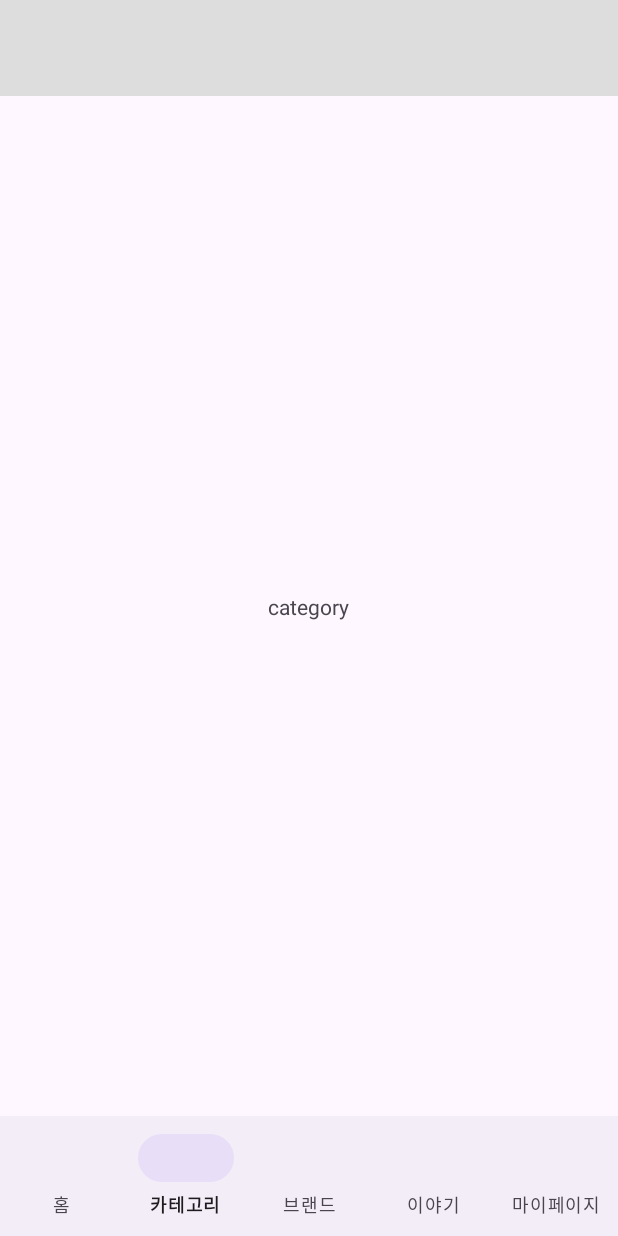
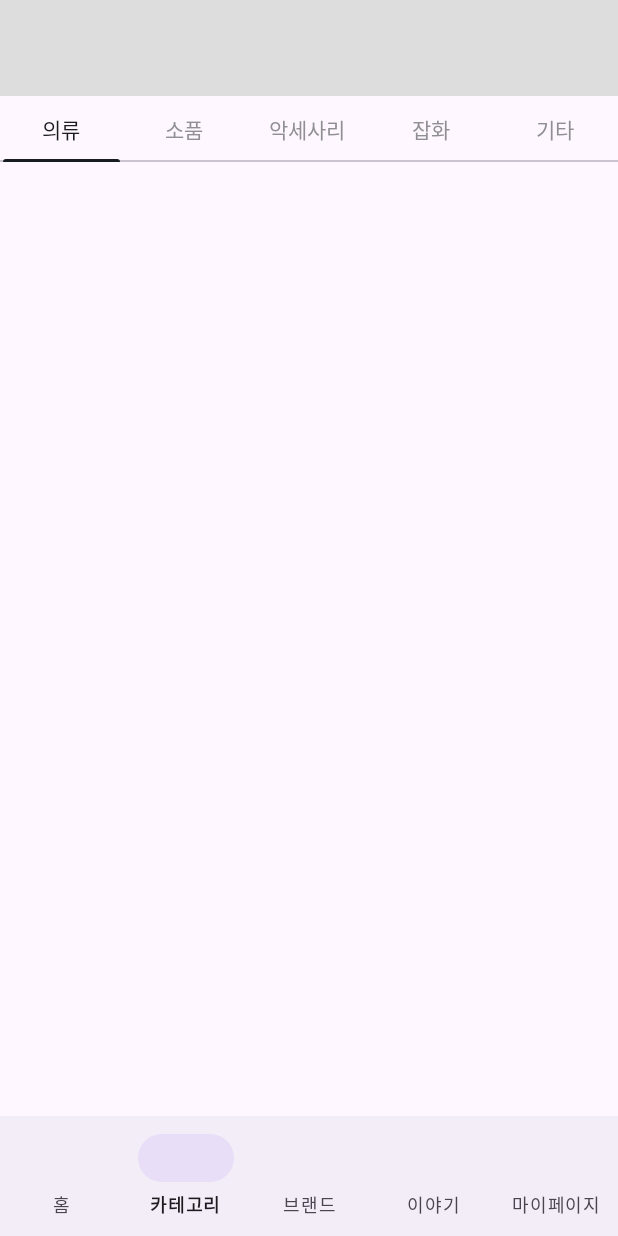
Before and after one commit to UMC-neoul/NEOUL_FRONT, an Android app: the screen it shows after launch (MainActivity), item 2 of the bottom bar chosen, on a phone screen of 412 x 824 dp. Run offline under Robolectric (Android 15) with nearby library versions, the phone set to English and light mode, and no system bars.

Commit message:
Feat: 카테고리 탭 추가

```diff
--- a/Neoul/app/src/main/java/com/example/neoul/presentation/main/category/CategoryFragment.kt
+++ b/Neoul/app/src/main/java/com/example/neoul/presentation/main/category/CategoryFragment.kt
@@ -1,8 +1,13 @@
 package com.example.neoul.presentation.main.category
 
+import android.os.Bundle
+import android.view.LayoutInflater
+import android.view.View
+import android.view.ViewGroup
 import com.example.neoul.databinding.FragmentCategoryBinding
 import com.example.neoul.presentation.BaseFragment
 import com.example.neoul.presentation.main.brand.BrandFragment
+import com.google.android.material.tabs.TabLayoutMediator
 import org.koin.android.viewmodel.ext.android.viewModel
 
 class CategoryFragment : BaseFragment<CategoryViewModel, FragmentCategoryBinding>() {
@@ -18,4 +23,31 @@ class CategoryFragment : BaseFragment<CategoryViewModel, FragmentCategoryBinding
 
         const val TAG = "CategoryFragment"
     }
+
+    private lateinit var viewBinding: FragmentCategoryBinding
+
+    override fun onCreateView(
+        inflater: LayoutInflater,
+        container: ViewGroup?,
+        savedInstanceState: Bundle?
+    ): View? {
+        viewBinding = FragmentCategoryBinding.inflate(layoutInflater)
+
+        val tabAdapter = TabAdapter(this)
+        viewBinding.viewPager.adapter = tabAdapter
+
+        val tabTitleArray = arrayOf(
+            "의류",
+            "소품",
+            "악세사리",
+            "잡화",
+            "기타"
+        )
+
+        TabLayoutMediator(viewBinding.layoutTab, viewBinding.viewPager) { tab, position ->
+            tab.text = tabTitleArray[position]
+        }.attach()
+
+        return viewBinding.root
+    }
 }
--- /dev/null
+++ b/Neoul/app/src/main/java/com/example/neoul/presentation/main/category/TabAccFragment.kt
@@ -0,0 +1,6 @@
+package com.example.neoul.presentation.main.category
+
+import androidx.fragment.app.Fragment
+
+class TabAccFragment:Fragment() {
+}
--- /dev/null
+++ b/Neoul/app/src/main/java/com/example/neoul/presentation/main/category/TabAdapter.kt
@@ -0,0 +1,20 @@
+package com.example.neoul.presentation.main.category
+
+import androidx.fragment.app.Fragment
+import androidx.viewpager2.adapter.FragmentStateAdapter
+
+class TabAdapter(fragmentActivity: CategoryFragment) : FragmentStateAdapter(fragmentActivity) {
+
+    override fun getItemCount(): Int = 5
+
+    override fun createFragment(position: Int): Fragment {
+        return when (position) {
+            0 -> TabClothesFragment()
+            1 -> TabPropFragment()
+            2 -> TabAccFragment()
+            3 -> TabStuffFragment()
+            4 -> TabEtcFragment()
+            else -> TabClothesFragment()
+        }
+    }
+}
--- /dev/null
+++ b/Neoul/app/src/main/java/com/example/neoul/presentation/main/category/TabClothesFragment.kt
@@ -0,0 +1,7 @@
+package com.example.neoul.presentation.main.category
+
+import androidx.fragment.app.Fragment
+
+class TabClothesFragment:Fragment(){
+
+}
--- /dev/null
+++ b/Neoul/app/src/main/java/com/example/neoul/presentation/main/category/TabEtcFragment.kt
@@ -0,0 +1,6 @@
+package com.example.neoul.presentation.main.category
+
+import androidx.fragment.app.Fragment
+
+class TabEtcFragment:Fragment() {
+}
--- /dev/null
+++ b/Neoul/app/src/main/java/com/example/neoul/presentation/main/category/TabPropFragment.kt
@@ -0,0 +1,5 @@
+package com.example.neoul.presentation.main.category
+
+import androidx.fragment.app.Fragment
+
+class TabPropFragment:Fragment()
--- /dev/null
+++ b/Neoul/app/src/main/java/com/example/neoul/presentation/main/category/TabStuffFragment.kt
@@ -0,0 +1,6 @@
+package com.example.neoul.presentation.main.category
+
+import androidx.fragment.app.Fragment
+
+class TabStuffFragment:Fragment() {
+}
--- a/Neoul/app/src/main/res/layout/fragment_category.xml
+++ b/Neoul/app/src/main/res/layout/fragment_category.xml
@@ -1,16 +1,31 @@
 <?xml version="1.0" encoding="utf-8"?>
 <androidx.constraintlayout.widget.ConstraintLayout xmlns:android="http://schemas.android.com/apk/res/android"
+    xmlns:app="http://schemas.android.com/apk/res-auto"
     android:layout_width="match_parent"
-    android:layout_height="match_parent"
-    xmlns:app="http://schemas.android.com/apk/res-auto">
+    android:layout_height="match_parent">
 
-    <TextView
-        app:layout_constraintTop_toTopOf="parent"
+    <com.google.android.material.tabs.TabLayout
+        android:id="@+id/layout_tab"
+        android:layout_width="match_parent"
+        android:layout_height="44dp"
         app:layout_constraintEnd_toEndOf="parent"
         app:layout_constraintStart_toStartOf="parent"
+        app:layout_constraintTop_toTopOf="parent"
+        app:tabIndicatorColor="@color/coolGray10"
+        app:tabIndicatorFullWidth="true"
+        app:tabIndicatorHeight="2dp"
+        app:tabSelectedTextColor="@color/warmGray10"
+        app:tabTextColor="@color/warmGray60"
+
+        />
+
+    <androidx.viewpager2.widget.ViewPager2
+        android:id="@+id/viewPager"
+        android:layout_width="match_parent"
+        android:layout_height="wrap_content"
         app:layout_constraintBottom_toBottomOf="parent"
-        android:text="category"
-        android:layout_width="wrap_content"
-        android:layout_height="wrap_content"/>
+        app:layout_constraintEnd_toEndOf="parent"
+        app:layout_constraintStart_toStartOf="parent"
+        app:layout_constraintTop_toBottomOf="@id/layout_tab" />
 
 </androidx.constraintlayout.widget.ConstraintLayout>
--- /dev/null
+++ b/Neoul/app/src/main/res/layout/fragment_tab_acc.xml
@@ -0,0 +1,6 @@
+<?xml version="1.0" encoding="utf-8"?>
+<androidx.constraintlayout.widget.ConstraintLayout xmlns:android="http://schemas.android.com/apk/res/android"
+    android:layout_width="match_parent"
+    android:layout_height="match_parent">
+
+</androidx.constraintlayout.widget.ConstraintLayout>
--- /dev/null
+++ b/Neoul/app/src/main/res/layout/fragment_tab_clothes.xml
@@ -0,0 +1,6 @@
+<?xml version="1.0" encoding="utf-8"?>
+<androidx.constraintlayout.widget.ConstraintLayout xmlns:android="http://schemas.android.com/apk/res/android"
+    android:layout_width="match_parent"
+    android:layout_height="match_parent">
+
+</androidx.constraintlayout.widget.ConstraintLayout>
--- /dev/null
+++ b/Neoul/app/src/main/res/layout/fragment_tab_etc.xml
@@ -0,0 +1,6 @@
+<?xml version="1.0" encoding="utf-8"?>
+<androidx.constraintlayout.widget.ConstraintLayout xmlns:android="http://schemas.android.com/apk/res/android"
+    android:layout_width="match_parent"
+    android:layout_height="match_parent">
+
+</androidx.constraintlayout.widget.ConstraintLayout>
--- /dev/null
+++ b/Neoul/app/src/main/res/layout/fragment_tab_props.xml
@@ -0,0 +1,6 @@
+<?xml version="1.0" encoding="utf-8"?>
+<androidx.constraintlayout.widget.ConstraintLayout xmlns:android="http://schemas.android.com/apk/res/android"
+    android:layout_width="match_parent"
+    android:layout_height="match_parent">
+
+</androidx.constraintlayout.widget.ConstraintLayout>
--- /dev/null
+++ b/Neoul/app/src/main/res/layout/fragment_tab_stuff.xml
@@ -0,0 +1,6 @@
+<?xml version="1.0" encoding="utf-8"?>
+<androidx.constraintlayout.widget.ConstraintLayout xmlns:android="http://schemas.android.com/apk/res/android"
+    android:layout_width="match_parent"
+    android:layout_height="match_parent">
+
+</androidx.constraintlayout.widget.ConstraintLayout>
--- a/Neoul/app/src/main/res/values/colors.xml
+++ b/Neoul/app/src/main/res/values/colors.xml
@@ -2,11 +2,13 @@
 <resources>
     <color name="black">#FF000000</color>
     <color name="white">#FFFFFFFF</color>
+    <color name="coolGray10">#171C22</color>
     <color name="coolGray60">#8C9199</color>
     <color name="coolGray90">#DEE3EB</color>
     <color name="coolGray95">#EDF1F9</color>
     <color name="warmGray98">#F5F5F5</color>
     <color name="warmGray10">#1A1C1E</color>
+    <color name="warmGray60">#909094</color>
     <color name="primary50">#4175D0</color>
     <color name="primary70">#80AAFF</color>
 </resources>
```
